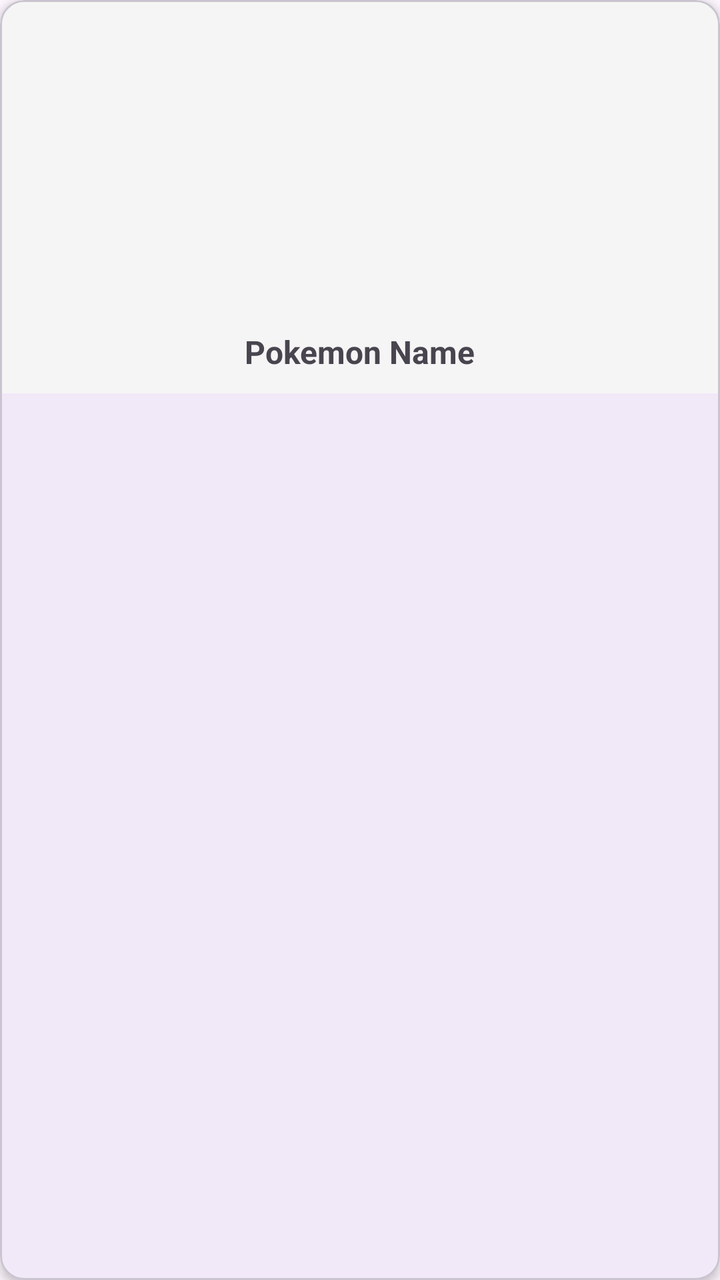
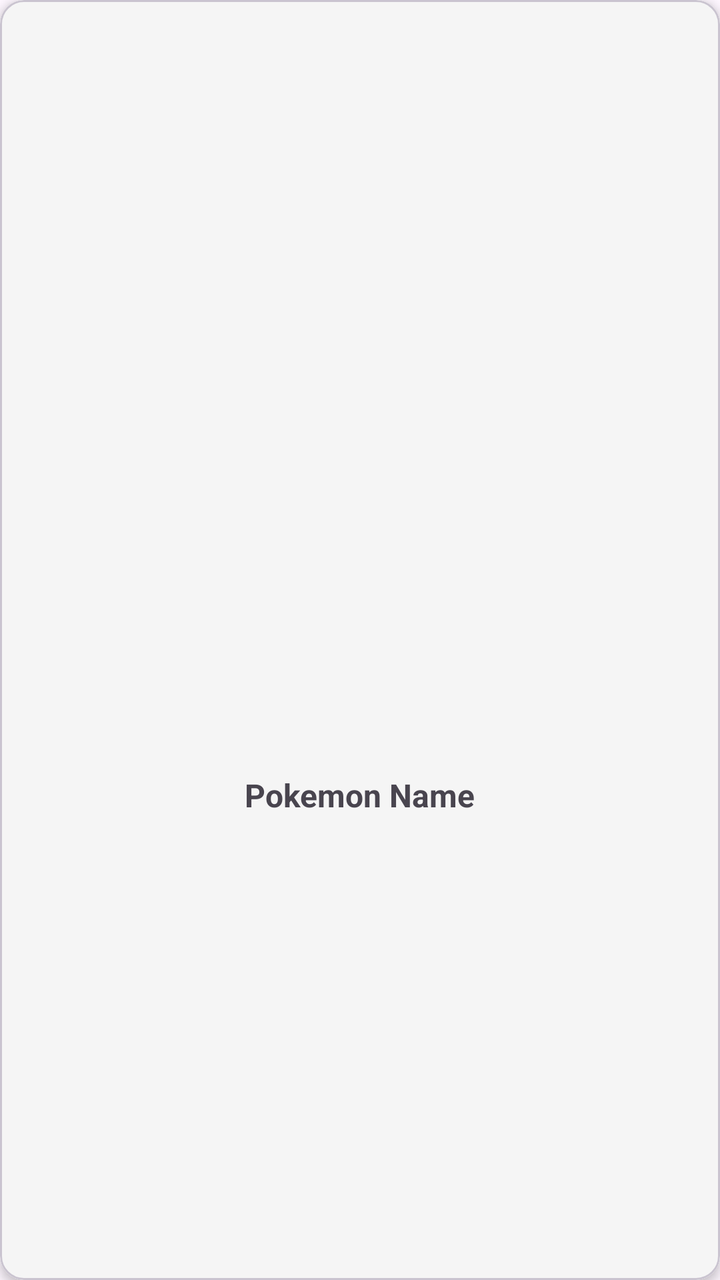

Two renders of the same Android screen: before a commit and after it. Below are the layout's source before the change and the commit's diff.
<!-- AndroidManifest.xml: application theme Theme.PokemonExplorerApp -->
<!-- res/layout/item_pokemon_card.xml -->
<?xml version="1.0" encoding="utf-8"?>
<com.google.android.material.card.MaterialCardView xmlns:android="http://schemas.android.com/apk/res/android"
    android:layout_width="wrap_content"
    android:layout_height="wrap_content"
    xmlns:app="http://schemas.android.com/apk/res-auto"
    android:layout_margin="6dp"
    app:cardCornerRadius="12dp"
    app:cardElevation="3dp"
    android:background="#F5F5F5">

    <LinearLayout
        android:layout_width="match_parent"
        android:layout_height="wrap_content"
        android:orientation="vertical"
        android:gravity="center"
        android:padding="10dp"
        android:background="#F5F5F5">

        <ImageView
            android:id="@+id/pokemonImage"
            android:layout_width="150dp"
            android:layout_height="150dp"
            android:scaleType="fitCenter"
            android:src="@android:drawable/sym_def_app_icon"/>

        <TextView
            android:id="@+id/pokemonName"
            android:layout_width="wrap_content"
            android:layout_height="wrap_content"
            android:layout_marginTop="5dp"
            android:text="Pokemon Name"
            android:textSize="16sp"
            android:textStyle="bold"/>
    </LinearLayout>
</com.google.android.material.card.MaterialCardView>
<!-- resources referenced by this layout -->
<resources>
  <style name="Theme.PokemonExplorerApp" parent="Base.Theme.PokemonExplorerApp" />
  <style name="Base.Theme.PokemonExplorerApp" parent="Theme.Material3.DayNight.NoActionBar">
          
          
      </style>
</resources>

<!-- the commit's change to res/layout/item_pokemon_card.xml (unified diff, before → after) -->
@@ -10,7 +10,7 @@
 
     <LinearLayout
         android:layout_width="match_parent"
-        android:layout_height="wrap_content"
+        android:layout_height="match_parent"
         android:orientation="vertical"
         android:gravity="center"
         android:padding="10dp"
